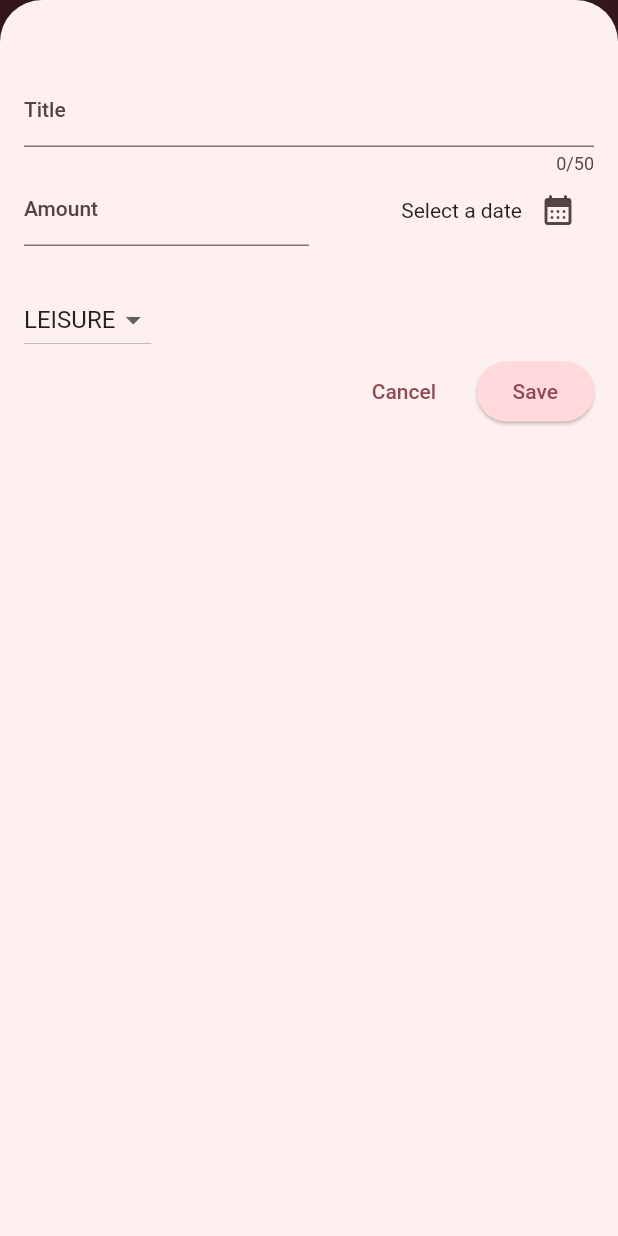
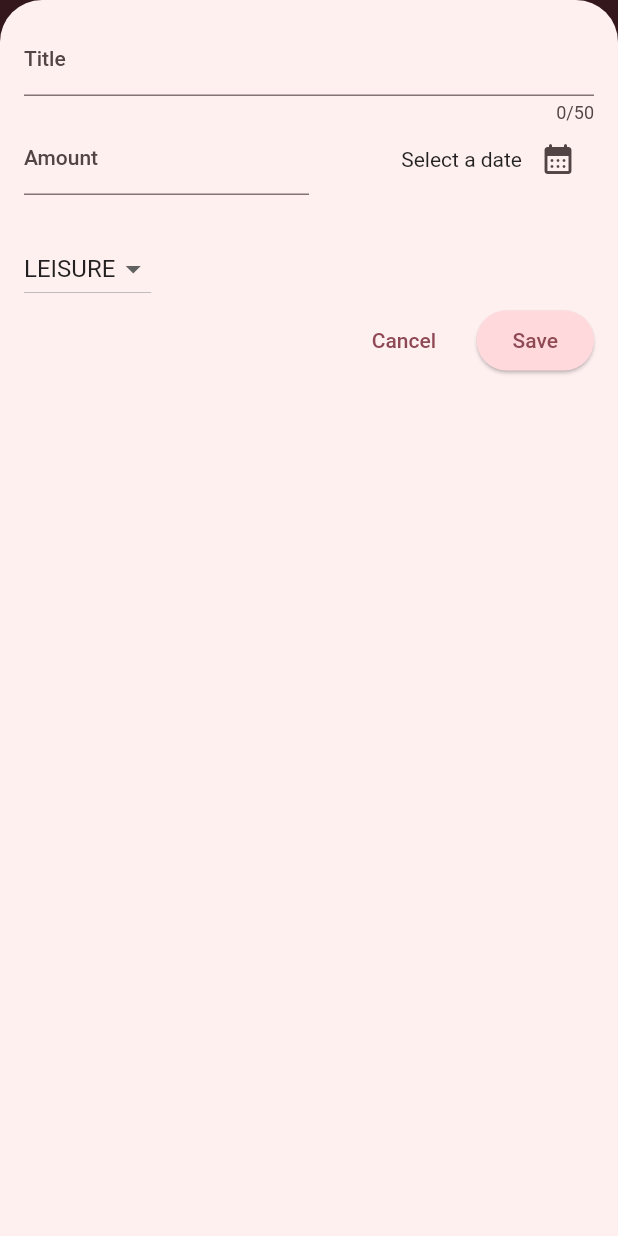
Before and after one commit to TerminalWarlord/Expense-Tracker-App, a Flutter app: the screen it shows after launch, after a tap on the "add" icon, on a phone screen of 412 x 824 dp. Run offline on Flutter 3.47's test engine with Material 2 defaults, Android fonts, the phone set to English and light mode, and no system bars.

```diff
--- a/lib/widgets/expenses.dart
+++ b/lib/widgets/expenses.dart
@@ -37,6 +37,7 @@ class _ExpensesState extends State<Expenses> {
 
   void _handleNewExpense() {
     showModalBottomSheet(
+      useSafeArea: true,
       isScrollControlled: true,
       context: context,
       builder: (ctx) => NewExpense(onAddExpense: _addExpense),
@@ -66,6 +67,8 @@ class _ExpensesState extends State<Expenses> {
 
   @override
   Widget build(BuildContext context) {
+    final width = MediaQuery.of(context).size.width;
+
     Widget mainContent = const Center(child: Text('No data! Try adding some!'));
     if (_userExpenses.isNotEmpty) {
       mainContent = ExpensesList(
@@ -83,9 +86,20 @@ class _ExpensesState extends State<Expenses> {
           ),
         ],
       ),
-      body: Column(
+      body: width < 600
+          ? Column(
               children: [
                 Chart(expenses: _userExpenses),
+                Expanded(
+                  child: mainContent,
+                ),
+              ],
+            )
+          : Row(
+              children: [
+                Expanded(
+                  child: Chart(expenses: _userExpenses),
+                ),
                 Expanded(
                   child: mainContent,
                 ),
--- a/lib/widgets/new_expense.dart
+++ b/lib/widgets/new_expense.dart
@@ -1,3 +1,6 @@
+import 'dart:io';
+
+import 'package:flutter/cupertino.dart';
 import 'package:flutter/material.dart';
 import 'package:intl/intl.dart';
 import 'package:expense_tracker/models/expense.dart';
@@ -33,12 +36,8 @@ class _NewExpenseState extends State<NewExpense> {
     });
   }
 
-  void _saveUserInput() {
-    final amount = double.tryParse(_amountController.text);
-    if (_titleController.text.trim().isEmpty ||
-        amount == null ||
-        amount <= 0 ||
-        _selectedDate == null) {
+  void _showDialog() {
+    if (Platform.isAndroid) {
       showDialog(
         context: context,
         builder: (ctx) => AlertDialog(
@@ -52,6 +51,30 @@ class _NewExpenseState extends State<NewExpense> {
           ],
         ),
       );
+    } else {
+      showCupertinoDialog(
+        context: context,
+        builder: (ctx) => CupertinoAlertDialog(
+          title: const Text('Invalid input!'),
+          content: const Text('Please make sure a valid input was enterred!'),
+          actions: [
+            TextButton(
+              onPressed: () => Navigator.pop(ctx),
+              child: const Text('Close'),
+            ),
+          ],
+        ),
+      );
+    }
+  }
+
+  void _saveUserInput() {
+    final amount = double.tryParse(_amountController.text);
+    if (_titleController.text.trim().isEmpty ||
+        amount == null ||
+        amount <= 0 ||
+        _selectedDate == null) {
+      _showDialog();
       return;
     }
     widget.onAddExpense(
@@ -73,8 +96,13 @@ class _NewExpenseState extends State<NewExpense> {
 
   @override
   Widget build(BuildContext context) {
-    return Padding(
-      padding: const EdgeInsets.fromLTRB(16, 50, 16, 16),
+    final keyboard = MediaQuery.of(context).viewInsets.bottom;
+
+    return SizedBox(
+      height: double.infinity,
+      child: SingleChildScrollView(
+        child: Padding(
+          padding: EdgeInsets.fromLTRB(16, 16, 16, keyboard + 16),
           child: Column(
             children: [
               TextField(
@@ -153,6 +181,8 @@ class _NewExpenseState extends State<NewExpense> {
               ),
             ],
           ),
+        ),
+      ),
     );
   }
 }
```
Lines whose indentation alone changed are shown as unchanged.
